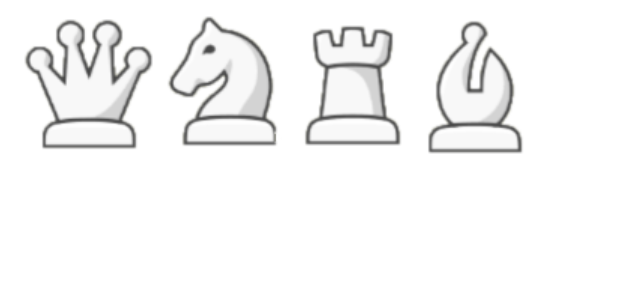
After one commit to EBayego/Android-Chess, an Android app: the layout coronation_menu.xml on its own in the app's theme, with its tools: preview values and no code run, on a phone screen of 412 x 824 dp. The commit adds this screen. Shown: the top 300 px of the screen. Run offline under Robolectric (Android 15) with nearby library versions, the phone set to English and light mode, and no system bars.

Commit message:
Fragment popUp menu para coronacion de peon

```diff
--- /dev/null
+++ b/app/src/main/res/layout/coronation_menu.xml
@@ -0,0 +1,47 @@
+<?xml version="1.0" encoding="utf-8"?>
+<RelativeLayout xmlns:android="http://schemas.android.com/apk/res/android"
+    android:id="@+id/coronation_menu"
+    android:layout_width="match_parent"
+    android:layout_height="match_parent"
+    android:orientation="horizontal">
+
+    <RelativeLayout
+        android:layout_width="match_parent"
+        android:layout_height="wrap_content"
+        android:layout_alignParentTop="true"
+        android:background="#FFFFFF"
+        android:paddingTop="10dp">
+
+        <ImageView
+            android:id="@+id/queenmenu"
+            android:layout_width="wrap_content"
+            android:layout_height="wrap_content"
+            android:layout_marginLeft="11dp"
+            android:src="@drawable/queenwhite" />
+
+        <ImageView
+            android:id="@+id/knightmenu"
+            android:layout_width="wrap_content"
+            android:layout_height="wrap_content"
+            android:layout_alignLeft="@id/queenmenu"
+            android:layout_marginLeft="95dp"
+            android:src="@drawable/knightwhite" />
+
+        <ImageView
+            android:id="@+id/rookmenu"
+            android:layout_width="wrap_content"
+            android:layout_height="wrap_content"
+            android:layout_alignLeft="@id/knightmenu"
+            android:layout_marginLeft="90dp"
+            android:src="@drawable/rookwhite" />
+
+        <ImageView
+            android:id="@+id/bishopmenu"
+            android:layout_width="wrap_content"
+            android:layout_height="wrap_content"
+            android:layout_alignLeft="@id/rookmenu"
+            android:layout_marginLeft="80dp"
+            android:src="@drawable/bishopwhite" />
+
+    </RelativeLayout>
+</RelativeLayout>
```
Also changed, not shown: app/src/main/java/com/example/chess/ChessView.java (+87 -1 lines), 1 other file.
